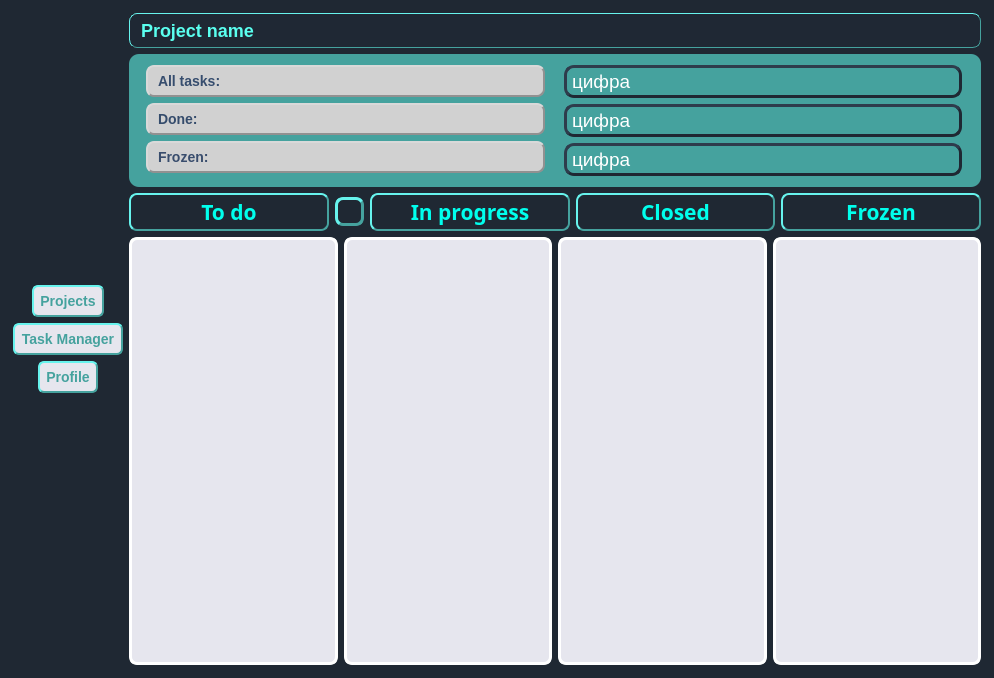
Above: ui/MainWindowTaskManager.ui from kiozet/TaskManagerWithAI before the change. Below: the same form after it.
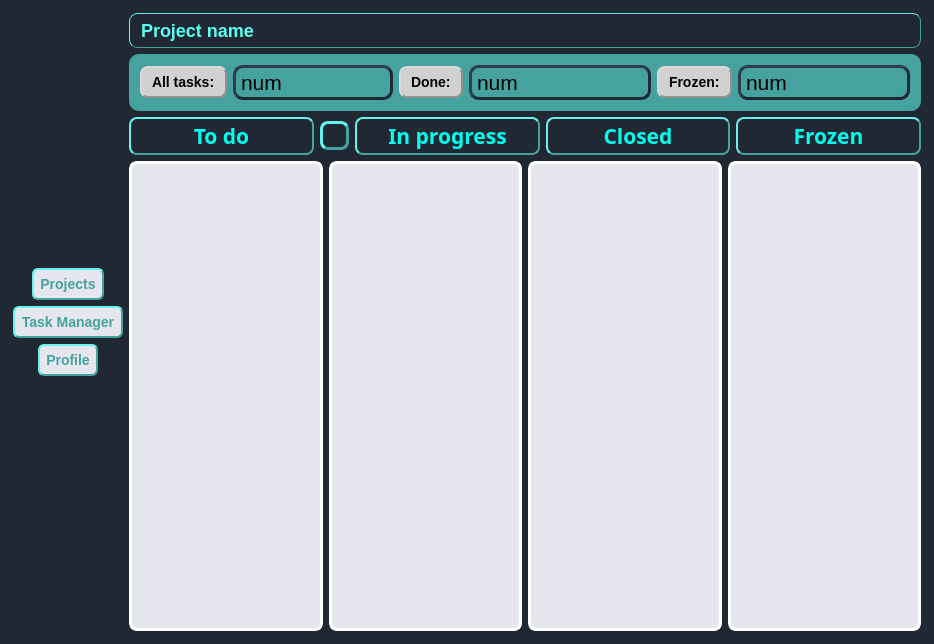
That is the form after the change. Icons and pictures are not drawn.

Commit message: Edit about tasks data design

```diff
--- a/ui/MainWindowTaskManager.ui
+++ b/ui/MainWindowTaskManager.ui
@@ -9,8 +9,8 @@
    <rect>
     <x>0</x>
     <y>0</y>
-    <width>994</width>
-    <height>678</height>
+    <width>934</width>
+    <height>644</height>
    </rect>
   </property>
   <property name="sizePolicy">
@@ -287,6 +287,12 @@
        </property>
        <item row="0" column="0">
         <widget class="QFrame" name="tasks_info">
+         <property name="sizePolicy">
+          <sizepolicy hsizetype="Expanding" vsizetype="Fixed">
+           <horstretch>0</horstretch>
+           <verstretch>0</verstretch>
+          </sizepolicy>
+         </property>
          <property name="styleSheet">
           <string notr="true">QFrame{
     border: 2px #6F6F6F;
@@ -295,39 +301,21 @@
     background-color: #45A29E;
 }</string>
          </property>
-         <layout class="QHBoxLayout" name="horizontalLayout_2">
-          <property name="sizeConstraint">
-           <enum>QLayout::SetNoConstraint</enum>
-          </property>
+         <layout class="QHBoxLayout" name="horizontalLayout_7">
           <item>
-           <layout class="QVBoxLayout" name="verticalLayout_3">
-            <property name="sizeConstraint">
-             <enum>QLayout::SetNoConstraint</enum>
-            </property>
-            <property name="leftMargin">
-             <number>6</number>
-            </property>
-            <property name="rightMargin">
-             <number>7</number>
-            </property>
+           <layout class="QHBoxLayout" name="horizontalLayout_6">
             <item>
-             <widget class="QLabel" name="label_8">
-              <property name="sizePolicy">
-               <sizepolicy hsizetype="Expanding" vsizetype="Fixed">
-                <horstretch>0</horstretch>
-                <verstretch>0</verstretch>
-               </sizepolicy>
-              </property>
-              <property name="font">
-               <font>
-                <pointsize>-1</pointsize>
-                <weight>75</weight>
-                <italic>false</italic>
-                <bold>true</bold>
-               </font>
-              </property>
-              <property name="styleSheet">
-               <string notr="true">QLabel {
+             <layout class="QHBoxLayout" name="horizontalLayout">
+              <item>
+               <widget class="QLabel" name="label_2">
+                <property name="sizePolicy">
+                 <sizepolicy hsizetype="Fixed" vsizetype="Fixed">
+                  <horstretch>0</horstretch>
+                  <verstretch>0</verstretch>
+                 </sizepolicy>
+                </property>
+                <property name="styleSheet">
+                 <string notr="true">QLabel {
     background-color: #D1D1D1;
     border-style: outset;
     border-width: 2px;
@@ -337,31 +325,52 @@
     min-width: 6em;
     padding: 6px;
     color: black;
-}</string>
-              </property>
-              <property name="text">
-               <string>&lt;html&gt;&lt;head/&gt;&lt;body&gt;&lt;p&gt;&lt;span style=&quot; color:#364d6e;&quot;&gt;All tasks:&lt;/span&gt;&lt;/p&gt;&lt;/body&gt;&lt;/html&gt;</string>
-              </property>
-             </widget>
+}
+</string>
+                </property>
+                <property name="text">
+                 <string>All tasks:</string>
+                </property>
+               </widget>
+              </item>
+              <item>
+               <widget class="QLabel" name="label">
+                <property name="sizePolicy">
+                 <sizepolicy hsizetype="Expanding" vsizetype="Fixed">
+                  <horstretch>0</horstretch>
+                  <verstretch>0</verstretch>
+                 </sizepolicy>
+                </property>
+                <property name="styleSheet">
+                 <string notr="true">QLabel{
+    padding: 2px;
+    background-color: #45A29E;
+    border-style: outset;
+    border-width: 3px;
+    border-radius: 10px;
+    border-color: #1F2833;
+}
+</string>
+                </property>
+                <property name="text">
+                 <string>&lt;html&gt;&lt;head/&gt;&lt;body&gt;&lt;p&gt;&lt;span style=&quot; font-size:16pt;&quot;&gt;num&lt;/span&gt;&lt;/p&gt;&lt;/body&gt;&lt;/html&gt;</string>
+                </property>
+               </widget>
+              </item>
+             </layout>
             </item>
             <item>
-             <widget class="QLabel" name="label_9">
-              <property name="sizePolicy">
-               <sizepolicy hsizetype="Expanding" vsizetype="Fixed">
-                <horstretch>0</horstretch>
-                <verstretch>0</verstretch>
-               </sizepolicy>
-              </property>
-              <property name="font">
-               <font>
-                <pointsize>-1</pointsize>
-                <weight>75</weight>
-                <italic>false</italic>
-                <bold>true</bold>
-               </font>
-              </property>
-              <property name="styleSheet">
-               <string notr="true">QLabel {
+             <layout class="QHBoxLayout" name="horizontalLayout_2">
+              <item>
+               <widget class="QLabel" name="label_8">
+                <property name="sizePolicy">
+                 <sizepolicy hsizetype="Fixed" vsizetype="Fixed">
+                  <horstretch>0</horstretch>
+                  <verstretch>0</verstretch>
+                 </sizepolicy>
+                </property>
+                <property name="styleSheet">
+                 <string notr="true">QLabel {
     background-color: #D1D1D1;
     border-style: outset;
     border-width: 2px;
@@ -371,31 +380,52 @@
     min-width: 6em;
     padding: 6px;
     color: black;
-}</string>
-              </property>
-              <property name="text">
-               <string>&lt;html&gt;&lt;head/&gt;&lt;body&gt;&lt;p&gt;&lt;span style=&quot; color:#354c6c;&quot;&gt;Done:&lt;/span&gt;&lt;/p&gt;&lt;/body&gt;&lt;/html&gt;</string>
-              </property>
-             </widget>
+}
+</string>
+                </property>
+                <property name="text">
+                 <string>Done:</string>
+                </property>
+               </widget>
+              </item>
+              <item>
+               <widget class="QLabel" name="label_9">
+                <property name="sizePolicy">
+                 <sizepolicy hsizetype="Expanding" vsizetype="Fixed">
+                  <horstretch>0</horstretch>
+                  <verstretch>0</verstretch>
+                 </sizepolicy>
+                </property>
+                <property name="styleSheet">
+                 <string notr="true">QLabel{
+    padding: 2px;
+    background-color: #45A29E;
+    border-style: outset;
+    border-width: 3px;
+    border-radius: 10px;
+    border-color: #1F2833;
+}
+</string>
+                </property>
+                <property name="text">
+                 <string>&lt;html&gt;&lt;head/&gt;&lt;body&gt;&lt;p&gt;&lt;span style=&quot; font-size:16pt;&quot;&gt;num&lt;/span&gt;&lt;/p&gt;&lt;/body&gt;&lt;/html&gt;</string>
+                </property>
+               </widget>
+              </item>
+             </layout>
             </item>
             <item>
-             <widget class="QLabel" name="label_10">
-              <property name="sizePolicy">
-               <sizepolicy hsizetype="Expanding" vsizetype="Fixed">
-                <horstretch>0</horstretch>
-                <verstretch>0</verstretch>
-               </sizepolicy>
-              </property>
-              <property name="font">
-               <font>
-                <pointsize>-1</pointsize>
-                <weight>75</weight>
-                <italic>false</italic>
-                <bold>true</bold>
-               </font>
-              </property>
-              <property name="styleSheet">
-               <string notr="true">QLabel {
+             <layout class="QHBoxLayout" name="horizontalLayout_4">
+              <item>
+               <widget class="QLabel" name="label_10">
+                <property name="sizePolicy">
+                 <sizepolicy hsizetype="Fixed" vsizetype="Fixed">
+                  <horstretch>0</horstretch>
+                  <verstretch>0</verstretch>
+                 </sizepolicy>
+                </property>
+                <property name="styleSheet">
+                 <string notr="true">QLabel {
     background-color: #D1D1D1;
     border-style: outset;
     border-width: 2px;
@@ -405,97 +435,39 @@
     min-width: 6em;
     padding: 6px;
     color: black;
-}</string>
-              </property>
-              <property name="text">
-               <string>&lt;html&gt;&lt;head/&gt;&lt;body&gt;&lt;p&gt;&lt;span style=&quot; color:#394d6d;&quot;&gt;Frozen:&lt;/span&gt;&lt;/p&gt;&lt;/body&gt;&lt;/html&gt;</string>
-              </property>
-             </widget>
-            </item>
-           </layout>
-          </item>
-          <item>
-           <layout class="QVBoxLayout" name="verticalLayout_4">
-            <property name="sizeConstraint">
-             <enum>QLayout::SetNoConstraint</enum>
-            </property>
-            <property name="leftMargin">
-             <number>6</number>
-            </property>
-            <property name="topMargin">
-             <number>0</number>
-            </property>
-            <property name="rightMargin">
-             <number>8</number>
-            </property>
-            <item>
-             <widget class="QLabel" name="all_tasks_numb">
-              <property name="sizePolicy">
-               <sizepolicy hsizetype="Expanding" vsizetype="Fixed">
-                <horstretch>0</horstretch>
-                <verstretch>0</verstretch>
-               </sizepolicy>
-              </property>
-              <property name="styleSheet">
-               <string notr="true">QLabel{
+}
+</string>
+                </property>
+                <property name="text">
+                 <string>Frozen:</string>
+                </property>
+               </widget>
+              </item>
+              <item>
+               <widget class="QLabel" name="label_14">
+                <property name="sizePolicy">
+                 <sizepolicy hsizetype="Expanding" vsizetype="Fixed">
+                  <horstretch>0</horstretch>
+                  <verstretch>0</verstretch>
+                 </sizepolicy>
+                </property>
+                <property name="styleSheet">
+                 <string notr="true">QLabel{
     padding: 2px;
     background-color: #45A29E;
     border-style: outset;
     border-width: 3px;
     border-radius: 10px;
     border-color: #1F2833;
-}</string>
-              </property>
-              <property name="text">
-               <string>&lt;html&gt;&lt;head/&gt;&lt;body&gt;&lt;p&gt;&lt;span style=&quot; font-size:14pt; color:#ffffff;&quot;&gt;цифра&lt;/span&gt;&lt;/p&gt;&lt;/body&gt;&lt;/html&gt;</string>
-              </property>
-             </widget>
-            </item>
-            <item>
-             <widget class="QLabel" name="done_tasks_numb">
-              <property name="sizePolicy">
-               <sizepolicy hsizetype="Expanding" vsizetype="Fixed">
-                <horstretch>0</horstretch>
-                <verstretch>0</verstretch>
-               </sizepolicy>
-              </property>
-              <property name="styleSheet">
-               <string notr="true">QLabel{
-    padding: 2px;
-    background-color: #45A29E;
-    border-style: outset;
-    border-width: 3px;
-    border-radius: 10px;
-    border-color: #1F2833;
-}</string>
-              </property>
-              <property name="text">
-               <string>&lt;html&gt;&lt;head/&gt;&lt;body&gt;&lt;p&gt;&lt;span style=&quot; font-size:14pt; color:#ffffff;&quot;&gt;цифра&lt;/span&gt;&lt;/p&gt;&lt;/body&gt;&lt;/html&gt;</string>
-              </property>
-             </widget>
-            </item>
-            <item>
-             <widget class="QLabel" name="frozen_tasks_numb">
-              <property name="sizePolicy">
-               <sizepolicy hsizetype="Expanding" vsizetype="Fixed">
-                <horstretch>0</horstretch>
-                <verstretch>0</verstretch>
-               </sizepolicy>
-              </property>
-              <property name="styleSheet">
-               <string notr="true">QLabel{
-    padding: 2px;
-    background-color: #45A29E;
-    border-style: outset;
-    border-width: 3px;
-    border-radius: 10px;
-    border-color: #1F2833;
-}</string>
-              </property>
-              <property name="text">
-               <string>&lt;html&gt;&lt;head/&gt;&lt;body&gt;&lt;p&gt;&lt;span style=&quot; font-size:14pt; color:#ffffff;&quot;&gt;цифра&lt;/span&gt;&lt;/p&gt;&lt;/body&gt;&lt;/html&gt;</string>
-              </property>
-             </widget>
+}
+</string>
+                </property>
+                <property name="text">
+                 <string>&lt;html&gt;&lt;head/&gt;&lt;body&gt;&lt;p&gt;&lt;span style=&quot; font-size:16pt;&quot;&gt;num&lt;/span&gt;&lt;/p&gt;&lt;/body&gt;&lt;/html&gt;</string>
+                </property>
+               </widget>
+              </item>
+             </layout>
             </item>
            </layout>
           </item>
```
